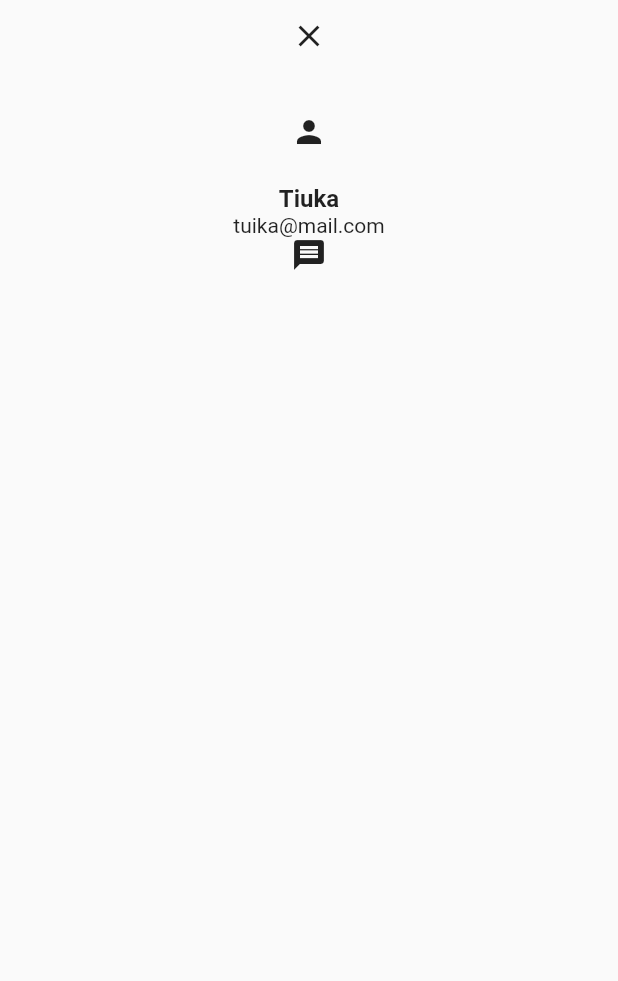
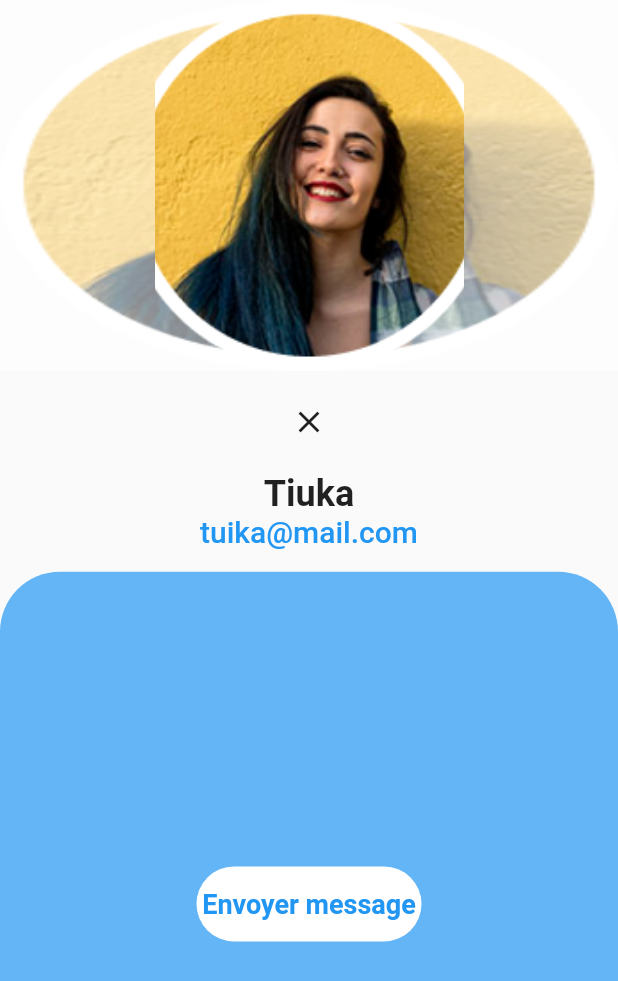
Before and after one commit to Elietshi1004/formation, a Flutter app: the ProfilUI screen opened directly, on a phone screen of 412 x 824 dp. Shown: the top 981 px of the screen. Run offline on Flutter 3.47's test engine with Material 2 defaults, Android fonts, the phone set to English and light mode, and no system bars; our stand-ins replace get; missing offline and left inert: dart:js_util.

Commit message:
tshisuaka chat et profil ui

```diff
--- a/lib/chatApp/tshisuaka/ui/screens/homescreens/pages/profil.dart
+++ b/lib/chatApp/tshisuaka/ui/screens/homescreens/pages/profil.dart
@@ -1,6 +1,7 @@
-
 import 'package:flutter/material.dart';
 import 'package:get/get.dart';
+
+import '../../widget/button.dart';
 
 class ProfilUI extends StatefulWidget {
   const ProfilUI({super.key});
@@ -12,32 +13,91 @@ class ProfilUI extends StatefulWidget {
 class _ProfilUIState extends State<ProfilUI> {
   @override
   Widget build(BuildContext context) {
-    return Scaffold
-    (
-
+    return Scaffold(
       body: Center(
         child: Column(
           crossAxisAlignment: CrossAxisAlignment.center,
           children: [
-            IconButton(onPressed: ()=> Get.back(), icon: Icon(Icons.close)),
+            // IconButton(onPressed: () => Get.back(), icon: Icon(Icons.close)),
+            // const SizedBox(
+            //   height: 15,
+            // ),
+            Stack(
+              alignment: Alignment.center,
+              children: [
+                Container(
+                  height: MediaQuery.of(context).size.height * 0.3,
+                  width: MediaQuery.of(context).size.width,
+                  // decoration: BoxDecoration(shape: BoxShape.circle),
+                  decoration: BoxDecoration(
+                      image: DecorationImage(
+                          fit: BoxFit.fill,
+                          // colorFilter:
+                          //     ColorFilter.mode(Colors.black, BlendMode.color),
+                          image: AssetImage("assets/images/Avatar2.png"))),
+                ),
+                Container(
+                  height: MediaQuery.of(context).size.height * 0.3,
+                  width: MediaQuery.of(context).size.width,
+                  // decoration: BoxDecoration(shape: BoxShape.circle),
+                  decoration: BoxDecoration(color: Colors.white54),
+                ),
+                Container(
+                  height: MediaQuery.of(context).size.height * 0.3,
+                  width: MediaQuery.of(context).size.width * 0.5,
+                  decoration: BoxDecoration(
+                      image: DecorationImage(
+                          fit: BoxFit.cover,
+                          image: AssetImage("assets/images/Avatar2.png"))),
+                )
+              ],
+            ),
+
+            SizedBox(
+              height: 10,
+            ),
+            IconButton(onPressed: () => Get.back(), icon: Icon(Icons.close)),
+            SizedBox(
+              height: 10,
+            ),
+            Text(
+              "Tiuka",
+              style: TextStyle(fontSize: 24, fontWeight: FontWeight.bold),
+            ),
+            Text(
+              "tuika@mail.com",
+              style: TextStyle(
+                  fontSize: 20,
+                  fontWeight: FontWeight.w500,
+                  color: Colors.blue),
+            ),
+            // Padding(
+            //   padding: const EdgeInsets.all(12.0),
+            //   child: Icon(Icons.message),
+            // ),
             SizedBox(
               height: 15,
             ),
-            Container(
-              height: 50,
-              width: 50,
-              decoration: BoxDecoration(
-                shape: BoxShape.circle
+            Expanded(
+              child: Container(
+                width: MediaQuery.of(context).size.width,
+                decoration: BoxDecoration(
+                    color: Colors.blue[300],
+                    borderRadius: BorderRadius.only(
+                        topLeft: Radius.circular(40),
+                        topRight: Radius.circular(40))),
+                child: Center(
+                  child: Padding(
+                    padding: const EdgeInsets.all(8.0),
+                    child: customButton(
+                        couleur: Colors.white,
+                        text: "Envoyer message",
+                        ontap: () {},
+                        couleurText: Colors.blue),
+                  ),
+                ),
               ),
-child: Icon(Icons.person),
-            ),
-            SizedBox(
-              height: 10,
-            ),
-            Text("Tiuka",style: TextStyle(fontSize: 16,fontWeight: FontWeight.bold),),
-
-            Text("tuika@mail.com"),
-            Icon(Icons.message),
+            )
           ],
         ),
       ),
--- a/pubspec.yaml
+++ b/pubspec.yaml
@@ -59,6 +59,8 @@ flutter:
   uses-material-design: true
 
   # To add assets to your application, add an assets section, like this:
+  assets:
+      - assets/images/
   # assets:
   #   - images/a_dot_burr.jpeg
   #   - images/a_dot_ham.jpeg
```
Also changed, not shown: lib/chatApp/tshisuaka/models/chatmodel.dart (added, +9 -0 lines), lib/chatApp/tshisuaka/ui/screens/homescreens/home.dart (+12 -8 lines), lib/chatApp/tshisuaka/ui/screens/homescreens/pages/messages.dart (added, +117 -0 lines), lib/chatApp/tshisuaka/ui/screens/widget/cardMessage.dart (added, +51 -0 lines), lib/chatApp/tshisuaka/ui/screens/widget/textfield.dart (+44 -17 lines), assets/images/Avatar2.png (added), pubspec.lock.
